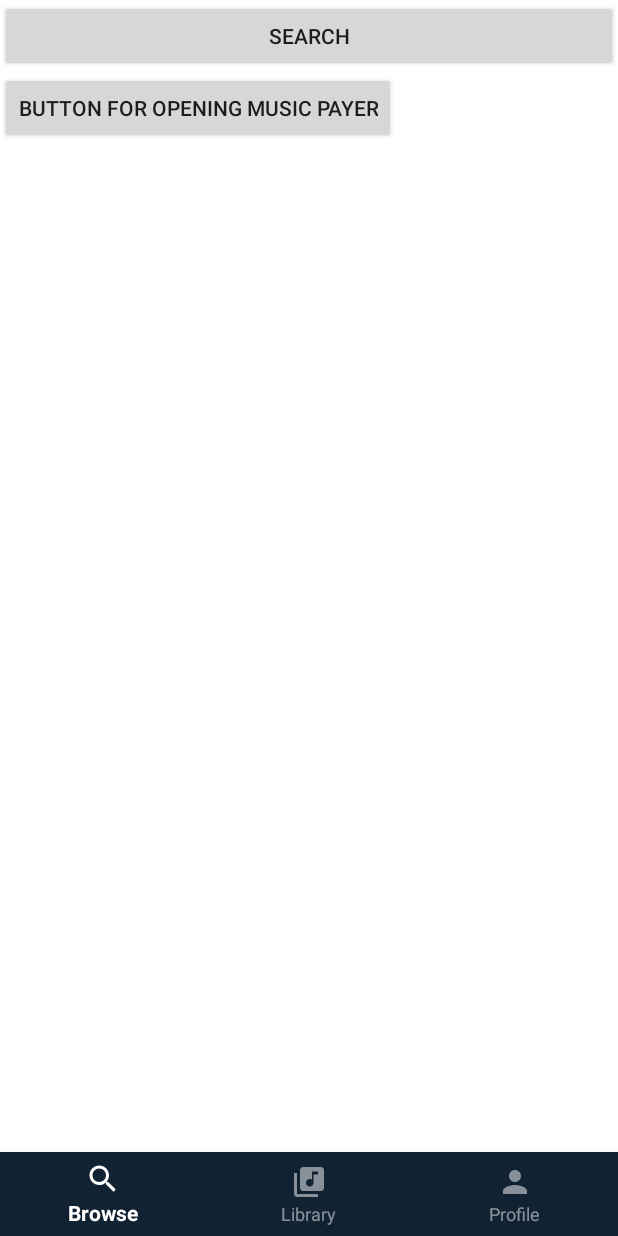
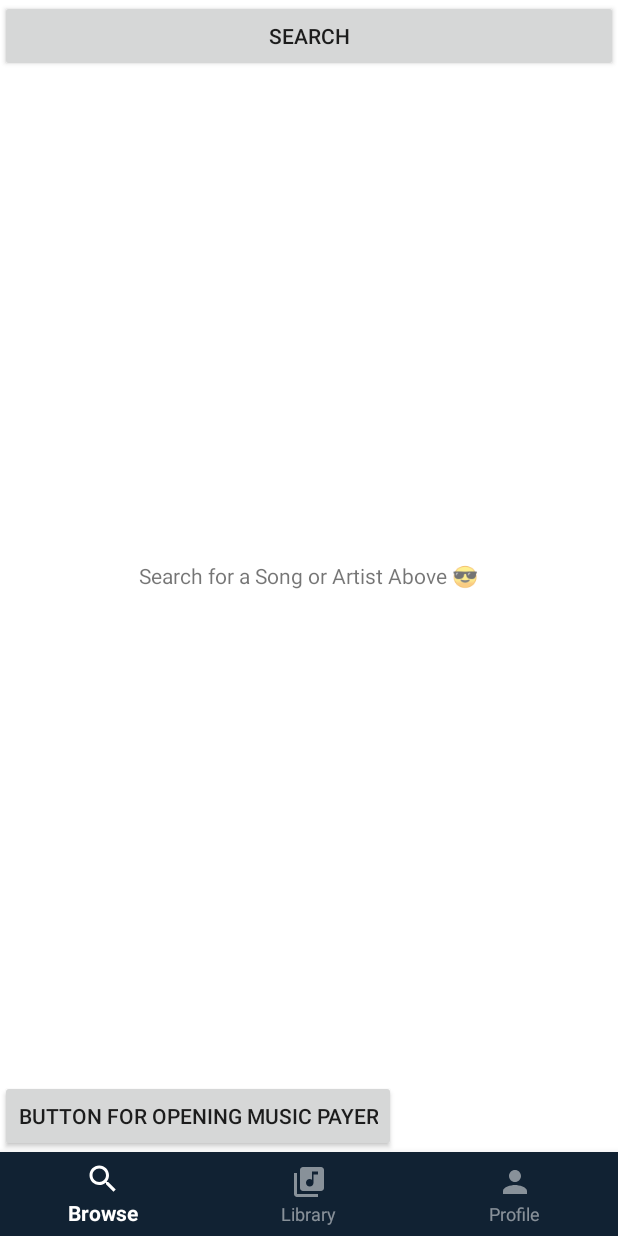
Before and after one commit to kenle123/NotSpotify, an Android app: the BottomNavActivity screen opened directly, with no data from a screen before it, on a phone screen of 412 x 824 dp. Run offline under Robolectric (Android 15) with nearby library versions, the phone set to English and light mode, and no system bars; libraries missing offline, so code that uses them is left out: ir.mirrajabi.searchdialog.

Commit message:
Added textview in browser fragment so users know to search

```diff
--- a/app/src/main/res/layout/activity_bottom_nav.xml
+++ b/app/src/main/res/layout/activity_bottom_nav.xml
@@ -6,6 +6,13 @@
     android:layout_height="match_parent"
     tools:context=".BottomNavActivity"
     android:background="@color/colorBackground">
+
+    <FrameLayout
+        android:id="@+id/main_frame"
+        android:layout_width="match_parent"
+        android:layout_height="match_parent"
+        android:layout_above="@id/main_nav">
+    </FrameLayout>
 
     <android.support.design.widget.BottomNavigationView
         android:id="@+id/main_nav"
@@ -20,13 +27,4 @@
         app:menu="@menu/nav_items">
 
     </android.support.design.widget.BottomNavigationView>
-
-    <FrameLayout
-        android:id="@+id/main_frame"
-        android:layout_width="match_parent"
-        android:layout_height="match_parent"
-        android:layout_above="@id/main_nav">
-
-    </FrameLayout>
-
 </RelativeLayout>
--- a/app/src/main/res/layout/fragment_browse.xml
+++ b/app/src/main/res/layout/fragment_browse.xml
@@ -1,22 +1,27 @@
 <?xml version="1.0" encoding="utf-8"?>
-<LinearLayout xmlns:android="http://schemas.android.com/apk/res/android"
+<RelativeLayout xmlns:android="http://schemas.android.com/apk/res/android"
     xmlns:tools="http://schemas.android.com/tools"
     android:layout_width="match_parent"
     android:layout_height="match_parent"
-    android:orientation="vertical"
     tools:context=".BrowseFragment">
 
     <Button
+        android:id="@+id/button_search"
         android:layout_width="match_parent"
         android:layout_height="wrap_content"
-        android:text="Search"
-        android:id="@+id/button_search"/>
+        android:text="Search" />
 
     <Button
         android:layout_width="wrap_content"
         android:layout_height="wrap_content"
         android:text="Button For Opening Music Payer"
-        android:id="@+id/button_music_player" />
+        android:id="@+id/button_music_player"
+        android:layout_alignParentBottom="true"/>
 
-
-</LinearLayout>
+    <TextView
+        android:layout_width="wrap_content"
+        android:layout_height="wrap_content"
+        android:text="Search for a Song or Artist Above 😎"
+        android:layout_gravity="center_horizontal"
+        android:layout_centerInParent="true"/>
+</RelativeLayout>
```
